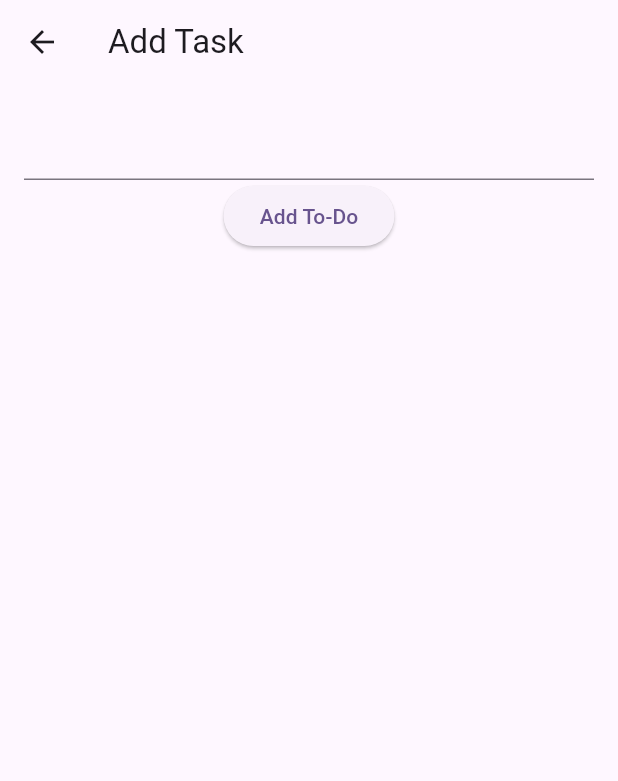
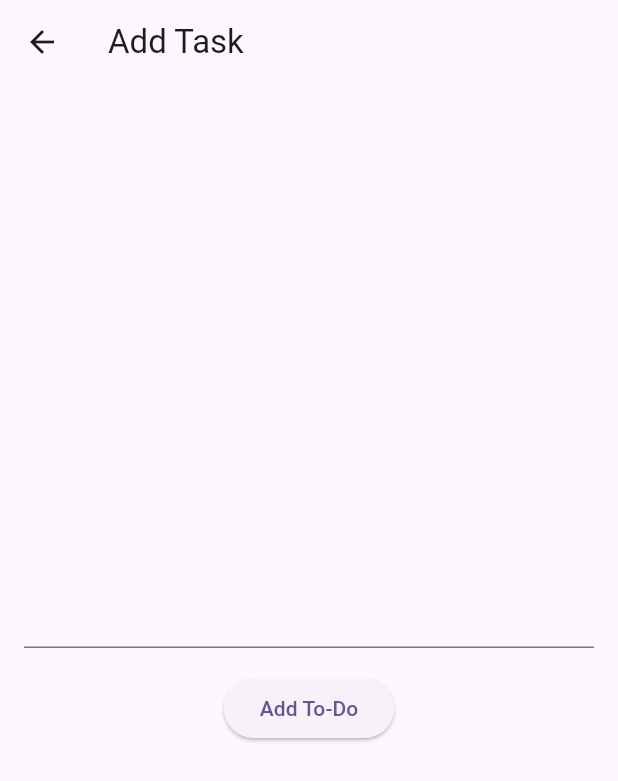
Before and after one commit to infernoWolf99/simple-todo, a Flutter app: the screen it shows after launch, after a tap on "Add To-Do", on a phone screen of 412 x 824 dp. Shown: the top 781 px of the screen. Run offline on Flutter 3.47's test engine with Material 3 defaults, Android fonts, the phone set to English and light mode, and no system bars.

Commit message:
fixed iu issues

```diff
--- a/lib/screens/add_task.dart
+++ b/lib/screens/add_task.dart
@@ -35,12 +35,17 @@ class _AddTaskScreenState extends State<AddTaskScreen> {
     return Scaffold(
       appBar: AppBar(title: Text("Add Task")),
       body: Padding(
-        padding: EdgeInsets.all(16),
-        child: Column(
-          children: [
-            TextField(controller: _controller, decoration: InputDecoration()),
-            ElevatedButton(onPressed: _submitTask, child: Text('Add To-Do')),
-          ],
+        padding: EdgeInsets.symmetric(vertical: 0, horizontal: 16),
+        child: Center(
+          child: Column(
+            mainAxisAlignment: MainAxisAlignment.center,
+            crossAxisAlignment: CrossAxisAlignment.center,
+            children: [
+              TextField(controller: _controller, decoration: InputDecoration()),
+              SizedBox(height: 16, width: 0),
+              ElevatedButton(onPressed: _submitTask, child: Text('Add To-Do')),
+            ],
+          ),
         ),
       ),
     );
--- a/lib/screens/home_screen.dart
+++ b/lib/screens/home_screen.dart
@@ -17,9 +17,13 @@ class _HomeScreenState extends State<HomeScreen> {
     return Scaffold(
       appBar: AppBar(title: Text("My To-Do List")),
       body: taskProvider.tasks.isEmpty
-          ? Column(
+          ? Center(
+              child: Column(
+                mainAxisAlignment: MainAxisAlignment.center,
+                crossAxisAlignment: CrossAxisAlignment.center,
                 children: [
                   Text("No To-Dos today"),
+                  SizedBox(height: 30, width: 0),
                   ElevatedButton(
                     onPressed: () => {
                       Navigator.push(
@@ -32,6 +36,7 @@ class _HomeScreenState extends State<HomeScreen> {
                     child: Text('Add To-Do'),
                   ),
                 ],
+              ),
             )
           : Column(
               children: [
@@ -76,7 +81,6 @@ class _HomeScreenState extends State<HomeScreen> {
                           title: Text(taskProvider.tasks[index].title),
                           value: taskProvider.tasks[index].completed,
                           onChanged: (bool? value) {
-                            // print(value);
                             setState(() {
                               if (value == true) {
                                 ScaffoldMessenger.of(context).showSnackBar(
@@ -108,18 +112,16 @@ class _HomeScreenState extends State<HomeScreen> {
                     },
                   ),
                 ),
-                ElevatedButton(
-                  onPressed: () => {
+              ],
+            ),
+      floatingActionButton: FloatingActionButton(
+        onPressed: () {
           Navigator.push(
             context,
-                      MaterialPageRoute(
-                        builder: (context) => const AddTaskScreen(),
-                      ),
-                    ),
+            MaterialPageRoute(builder: (context) => const AddTaskScreen()),
+          );
         },
-                  child: Text("Add new To-Do"),
-                ),
-              ],
+        child: Icon(Icons.add),
       ),
     );
   }
```
Lines whose indentation alone changed are shown as unchanged.
